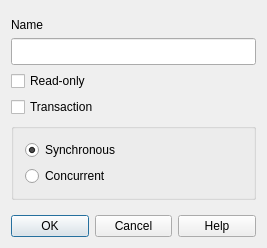
Qt form lavape/src/LavaPE_UI/idd_initbox.ui (berkus/lavape) before a commit.
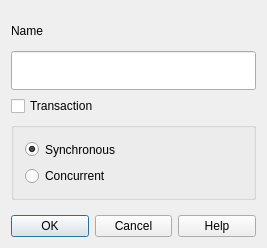
The same form after that commit.

```diff
--- a/lavape/src/LavaPE_UI/idd_initbox.ui
+++ b/lavape/src/LavaPE_UI/idd_initbox.ui
@@ -73,22 +73,6 @@
        </item>
       </layout>
      </item>
-     <item>
-      <widget class="QCheckBox" name="ReadOnly">
-       <property name="sizePolicy">
-        <sizepolicy hsizetype="Fixed" vsizetype="Fixed">
-         <horstretch>0</horstretch>
-         <verstretch>0</verstretch>
-        </sizepolicy>
-       </property>
-       <property name="focusPolicy">
-        <enum>Qt::StrongFocus</enum>
-       </property>
-       <property name="text">
-        <string>Read-only</string>
-       </property>
-      </widget>
-     </item>
      <item>
       <widget class="QCheckBox" name="Transaction">
        <property name="focusPolicy">
```
Left out of the diff: 1 changed line with no effect on the pictures.
